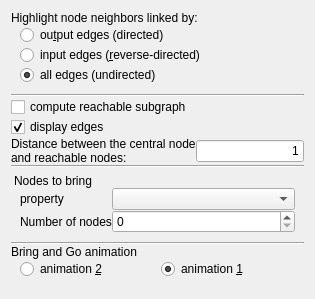
Above: plugins/interactor/NeighborhoodHighlighter/NeighborhoodHighlighterConfigWidget.ui from Tulip-Dev/tulip before the change. Below: the same form after it.
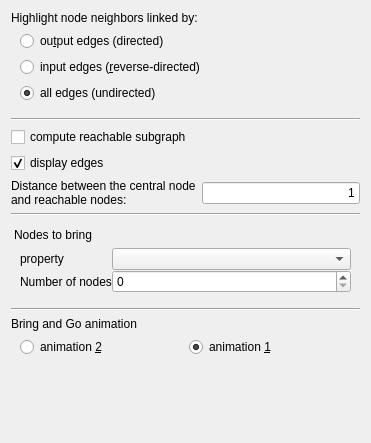
That is the form after the change.

Commit message: more QGroupBox replacement in plugins ui

What changed in the file:
```diff
--- a/plugins/interactor/NeighborhoodHighlighter/NeighborhoodHighlighterConfigWidget.ui
+++ b/plugins/interactor/NeighborhoodHighlighter/NeighborhoodHighlighterConfigWidget.ui
@@ -2,12 +2,20 @@
 <ui version="4.0">
  <class>NeighborhoodHighlighterConfigWidget</class>
  <widget class="QWidget" name="NeighborhoodHighlighterConfigWidget">
+  <property name="geometry">
+   <rect>
+    <x>0</x>
+    <y>0</y>
+    <width>371</width>
+    <height>443</height>
+   </rect>
+  </property>
   <property name="windowTitle">
    <string>Form</string>
   </property>
   <layout class="QVBoxLayout" name="verticalLayout_2">
    <property name="spacing">
-    <number>0</number>
+    <number>6</number>
    </property>
    <item>
     <widget class="QLabel" name="label_4">
@@ -26,7 +34,7 @@
     <widget class="QFrame" name="frame">
      <layout class="QVBoxLayout" name="verticalLayout">
       <property name="spacing">
-       <number>0</number>
+       <number>6</number>
       </property>
       <property name="topMargin">
        <number>0</number>
@@ -171,6 +179,15 @@
       </property>
       <item>
        <layout class="QFormLayout" name="formLayout">
+        <property name="fieldGrowthPolicy">
+         <enum>QFormLayout::AllNonFixedFieldsGrow</enum>
+        </property>
+        <property name="labelAlignment">
+         <set>Qt::AlignLeading|Qt::AlignLeft|Qt::AlignVCenter</set>
+        </property>
+        <property name="formAlignment">
+         <set>Qt::AlignHCenter|Qt::AlignTop</set>
+        </property>
         <item row="0" column="0">
          <widget class="QLabel" name="label_2">
           <property name="sizePolicy">
```
The commit also changes 4 other files.
